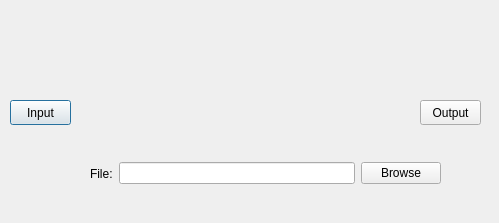
Qt form csvreaderdialog.ui (MATF-RS19/RS018-miniknime) before a commit.
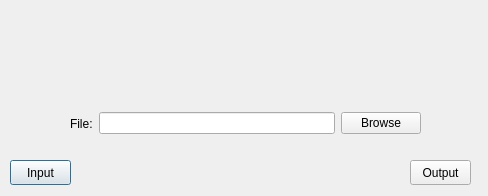
The same form after that commit.

Patch:
```diff
--- a/csvreaderdialog.ui
+++ b/csvreaderdialog.ui
@@ -6,8 +6,8 @@
    <rect>
     <x>0</x>
     <y>0</y>
-    <width>499</width>
-    <height>223</height>
+    <width>488</width>
+    <height>196</height>
    </rect>
   </property>
   <property name="windowTitle">
@@ -17,7 +17,7 @@
    <property name="geometry">
     <rect>
      <x>10</x>
-     <y>100</y>
+     <y>160</y>
      <width>61</width>
      <height>25</height>
     </rect>
@@ -29,8 +29,8 @@
   <widget class="QPushButton" name="pushButton_2">
    <property name="geometry">
     <rect>
-     <x>420</x>
-     <y>100</y>
+     <x>410</x>
+     <y>160</y>
      <width>61</width>
      <height>25</height>
     </rect>
@@ -39,11 +39,11 @@
     <string>Output</string>
    </property>
   </widget>
-  <widget class="QWidget" name="">
+  <widget class="QWidget" name="layoutWidget">
    <property name="geometry">
     <rect>
-     <x>90</x>
-     <y>160</y>
+     <x>70</x>
+     <y>110</y>
      <width>351</width>
      <height>27</height>
     </rect>
```
Left out of the diff: 4 changed lines with no effect on the pictures.
